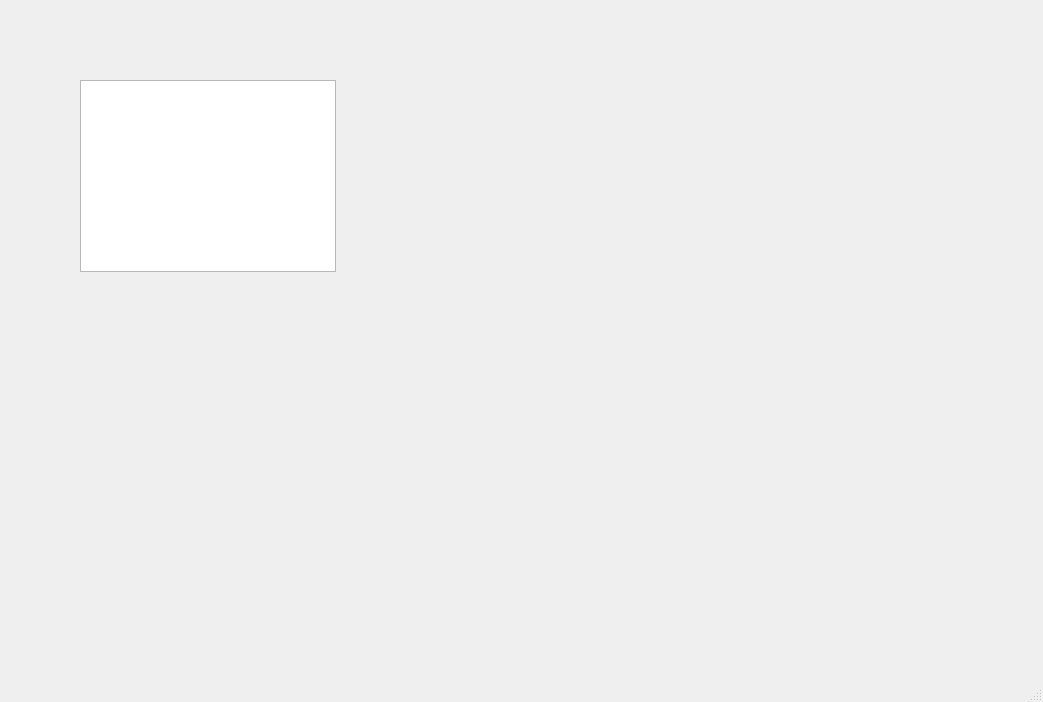
Old version of the form main_window.ui in the repository smash14/badminton_matchmaker.
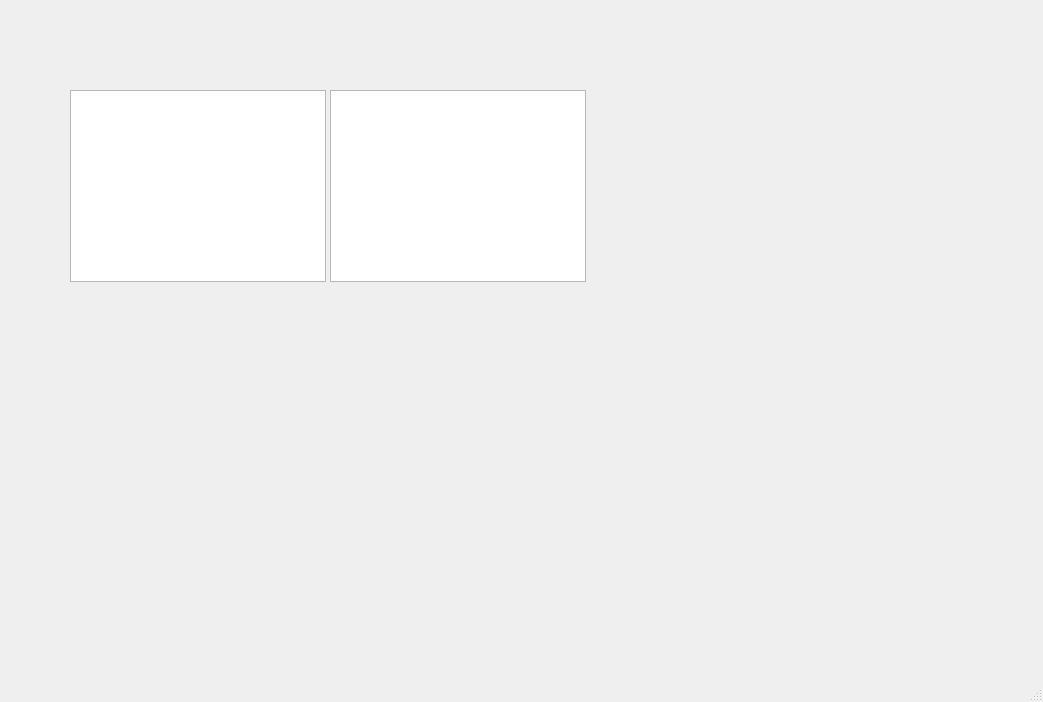
New version of the form.

Commit message: add show home match day

The edit to the form file:
```diff
--- a/main_window.ui
+++ b/main_window.ui
@@ -14,11 +14,21 @@
    <string>MainWindow</string>
   </property>
   <widget class="QWidget" name="centralwidget">
-   <widget class="QListView" name="listView_teams">
+   <widget class="QListWidget" name="listWidget_teams">
     <property name="geometry">
      <rect>
-      <x>80</x>
-      <y>80</y>
+      <x>70</x>
+      <y>90</y>
+      <width>256</width>
+      <height>192</height>
+     </rect>
+    </property>
+   </widget>
+   <widget class="QListWidget" name="listWidget_home_match_dates">
+    <property name="geometry">
+     <rect>
+      <x>330</x>
+      <y>90</y>
       <width>256</width>
       <height>192</height>
      </rect>
```
The commit also changes 4 other files.
